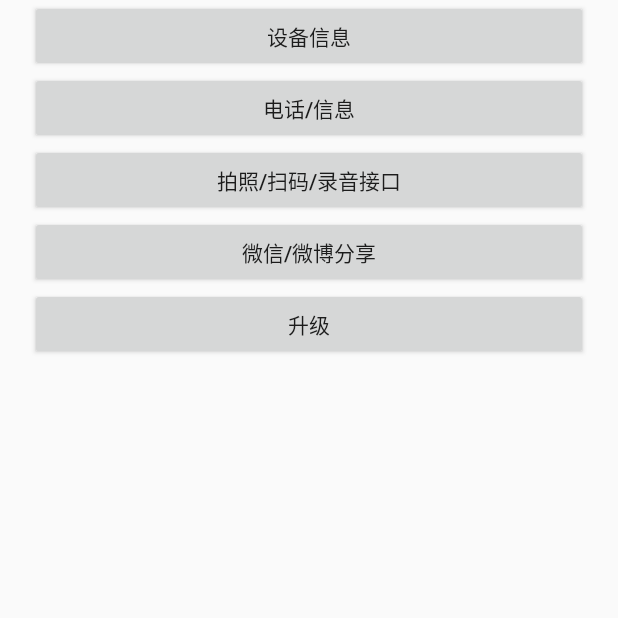
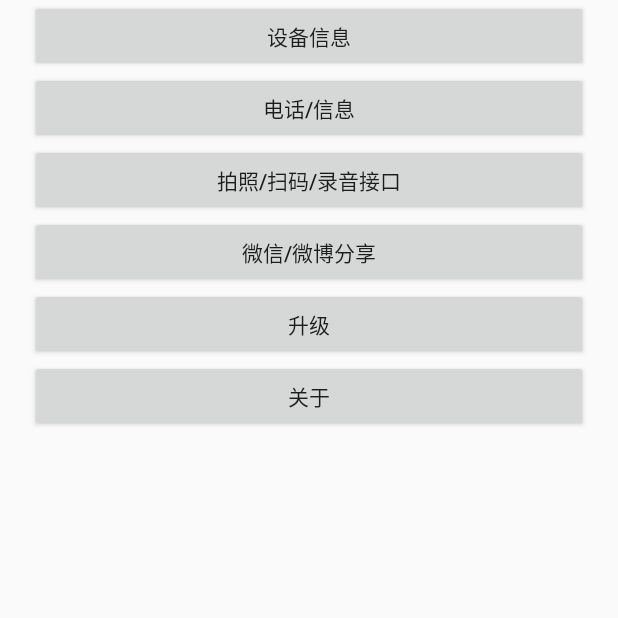
Before and after one commit to wuzhxyl/AndroidDemo, an Android app: the screen it shows after launch (MainActivity), on a phone screen of 412 x 824 dp, the top half of it. Run offline under Robolectric (Android 15) with nearby library versions, the phone set to English and light mode, and no system bars; our stand-ins replace ButterKnife; libraries missing offline, so code that uses them is left out: com.amap.api; 8 statements that could not run were skipped.

Commit message:
-
关于-查看当前版本信息.

```diff
--- a/app/build.gradle
+++ b/app/build.gradle
@@ -5,7 +5,7 @@ android {
         sign {
             keyAlias 'android'
             keyPassword 'android'
-            storeFile file('/AndroidStudio/AndroidDemo/app/keystore.jks')
+            storeFile file('/workspace/AndroidDemo/app/keystore.jks')
             storePassword 'android'
         }
     }
@@ -14,8 +14,8 @@ android {
         applicationId "com.ilifesmart.androiddemo"
         minSdkVersion 21
         targetSdkVersion 28
-        versionCode 1
-        versionName "1.0"
+        versionCode 3
+        versionName "1.0.3"
         testInstrumentationRunner "android.support.test.runner.AndroidJUnitRunner"
         signingConfig signingConfigs.sign
     }
--- a/app/src/main/java/com/ilifesmart/activity/DevicesInfoActivity.java
+++ b/app/src/main/java/com/ilifesmart/activity/DevicesInfoActivity.java
@@ -114,7 +114,6 @@ public class DevicesInfoActivity extends BaseActivity {
 		popupDialog("系统信息", Utils.getDevInfo());
 	}
 
-
 	private class NetworkChangedReceiver extends BroadcastReceiver {
 		@Override
 		public void onReceive(final Context context, Intent intent) {
--- a/app/src/main/res/layout/activity_main.xml
+++ b/app/src/main/res/layout/activity_main.xml
@@ -59,5 +59,11 @@
             android:id="@+id/upload"
             android:text="文件上传"
             />
+        <Button
+            android:layout_width="match_parent"
+            android:layout_height="wrap_content"
+            android:id="@+id/about"
+            android:text="关于"
+            />
     </LinearLayout>
 </ScrollView>
--- a/gradle.properties
+++ b/gradle.properties
@@ -11,3 +11,5 @@ org.gradle.jvmargs=-Xmx1536m
 # This option should only be used with decoupled projects. More details, visit
 # http://www.gradle.org/docs/current/userguide/multi_project_builds.html#sec:decoupled_projects
 # org.gradle.parallel=true
+
+#android.enableSeparateAnnotationProcessing=true
```
Also changed, not shown: app/src/main/java/com/ilifesmart/androiddemo/MainActivity.java (+13 -1 lines), 1 other file.
